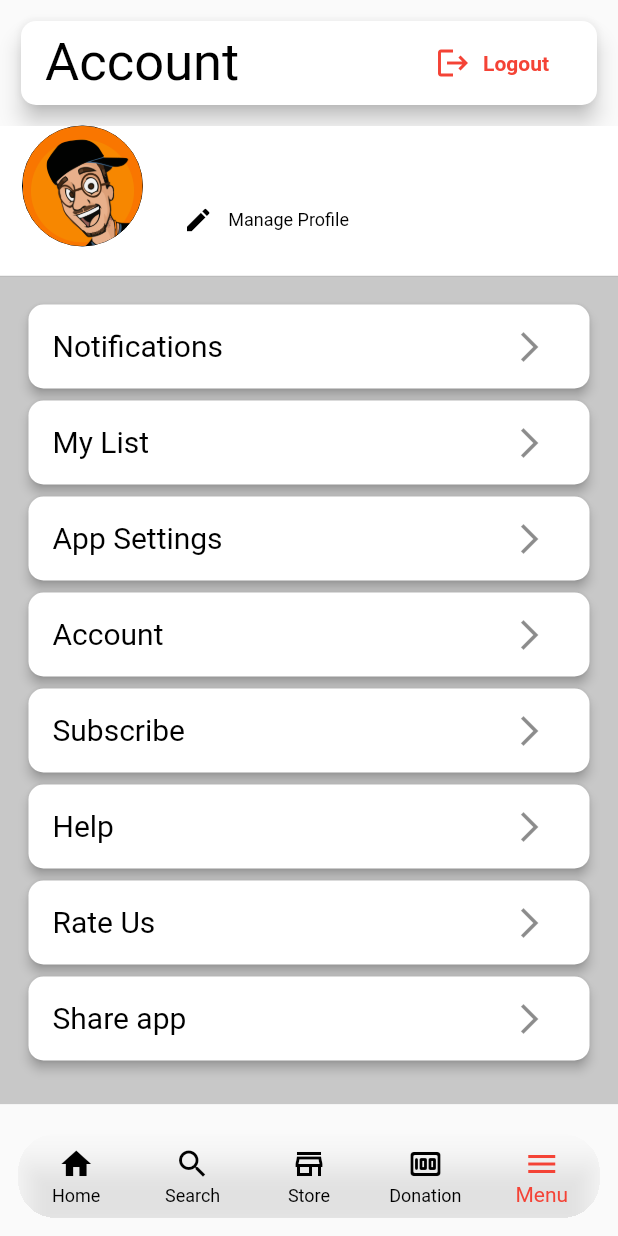
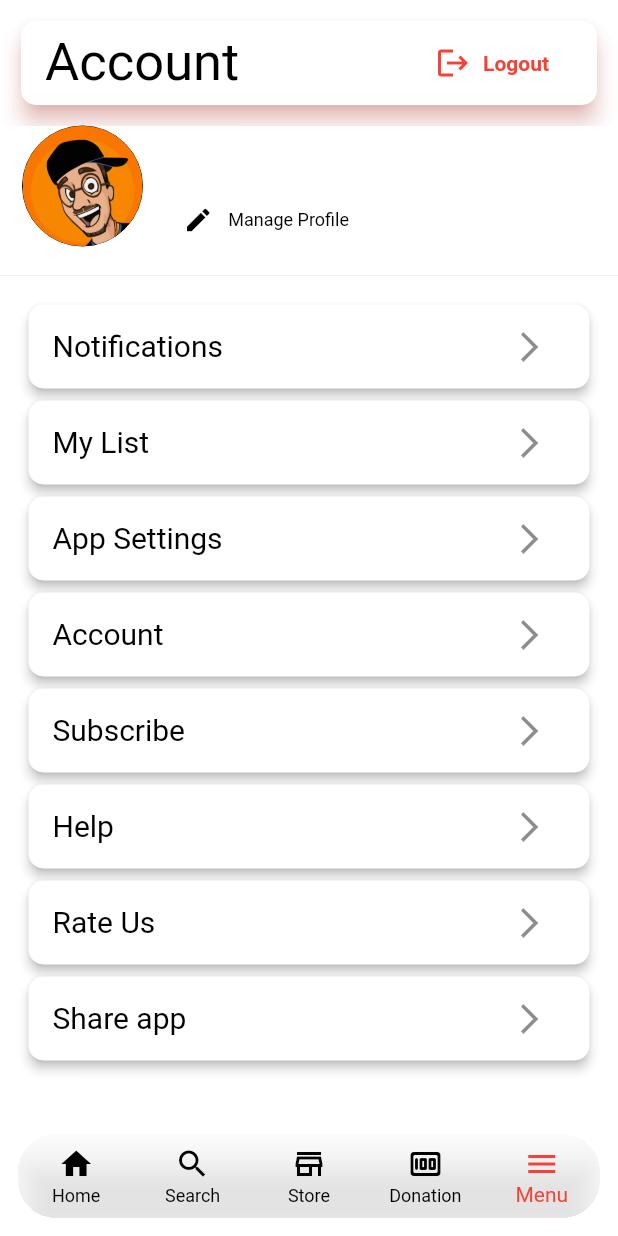
Before and after one commit to admin-mybytecode/ott, a Flutter app: the BottomNavigationBarController screen opened directly, item 5 of the bottom bar chosen, on a phone screen of 412 x 824 dp. Run offline on Flutter 3.47's test engine with Material 2 defaults, Android fonts, the phone set to English and light mode, and no system bars; our stand-ins replace auto_size_text, bubble_tab_indicator, cached_network_image, connectivity, data_connection_checker, device_info and 19 more; missing offline and left inert: braintree_payment, flutter_downloader, flutter_facebook_login, flutter_paystack, get_ip, launch_review and 4 more; accounts and stored records are empty; network calls fail.

Commit message:
Revert "Revert "fixes""
This reverts commit 3e94c4baf9d53c7f432ab4b3d9d0192f61206f70.

```diff
--- a/lib/component/item_description.dart
+++ b/lib/component/item_description.dart
@@ -87,6 +87,8 @@ class _DescriptionTextState extends State<DescriptionText> {
                     descTextShowFlag = !descTextShowFlag;
                   });
                 },
+                child: Padding(
+                  padding: const EdgeInsets.only(left: 15.0),
                   child: Text(widget.text,
                       style: TextStyle(
                         fontFamily: 'Lato',
@@ -98,6 +100,7 @@ class _DescriptionTextState extends State<DescriptionText> {
                       maxLines: descTextShowFlag ? 100 : 2,
                       textAlign: TextAlign.start),
                 ),
+              ),
             ],
           ),
         ),
--- a/lib/controller/navigation_bar_controller.dart
+++ b/lib/controller/navigation_bar_controller.dart
@@ -107,6 +107,7 @@ class _BottomNavigationBarControllerState
   Widget build(BuildContext context) {
     return WillPopScope(
         child: Scaffold(
+            backgroundColor: primaryColor,
             extendBody: true,
             body: Stack(
               children: <Widget>[
--- a/lib/loading/loading_page.dart
+++ b/lib/loading/loading_page.dart
@@ -676,7 +676,7 @@ class _LoadingPageState extends State<LoadingPage>
         children: <Widget>[
           Container(
               decoration: BoxDecoration(
-            color: Color.fromRGBO(34, 34, 34, 1.0),
+            color: primaryColor,
           )),
           Column(
             mainAxisAlignment: MainAxisAlignment.center,
--- a/lib/loading/loading_screen.dart
+++ b/lib/loading/loading_screen.dart
@@ -817,7 +817,7 @@ class _LoadingScreenState extends State<LoadingScreen>
         children: <Widget>[
           Container(
               decoration: BoxDecoration(
-            color: primaryDarkColor,
+            color: primaryColor,
           )),
           Column(
             mainAxisAlignment: MainAxisAlignment.center,
--- a/lib/ui/custom_drawer.dart
+++ b/lib/ui/custom_drawer.dart
@@ -671,8 +671,8 @@ class CustomDrawerState extends State<CustomDrawer> {
   Widget drawerBodyContainer(height2) {
     return SingleChildScrollView(
       child: Container(
-        color: primaryDarkColor.withOpacity(0.2),
-        height: MediaQuery.of(context).size.height * 0.67,
+        color: primaryColor,
+        height: MediaQuery.of(context).size.height * 0.68,
         width: MediaQuery.of(context).size.width,
         child: ListView(
           children: <Widget>[
@@ -724,18 +724,14 @@ class CustomDrawerState extends State<CustomDrawer> {
 
 //  Navigation drawer
   Widget drawer(width, height2) {
-    return Drawer(
+    return Container(
       child: ListView(
         children: <Widget>[
-          Column(
-              crossAxisAlignment: CrossAxisAlignment.center,
-              mainAxisAlignment: MainAxisAlignment.center,
-              children: <Widget>[
           Padding(
-                  padding:
-                      const EdgeInsets.symmetric(horizontal: 10, vertical: 10),
+            padding: const EdgeInsets.symmetric(horizontal: 10, vertical: 10),
             child: Card(
               elevation: 6.0,
+              shadowColor: redPrime.withOpacity(0.6),
               color: primaryColor,
               shape: RoundedRectangleBorder(
                   borderRadius: BorderRadius.circular(10)),
@@ -749,11 +745,7 @@ class CustomDrawerState extends State<CustomDrawer> {
             ),
           ),
           drawerHeader(width),
-                Padding(
-                  padding: const EdgeInsets.only(bottom: 50),
-                  child: drawerBodyContainer(height2),
-                ),
-              ]),
+          drawerBodyContainer(height2),
         ],
       ),
     );
@@ -780,7 +772,8 @@ class CustomDrawerState extends State<CustomDrawer> {
     double height = MediaQuery.of(context).size.height;
     double height2 = (height * 76.75) / 100;
     // TODO: implement build
-    return SizedBox(
+    return Container(
+      color: primaryColor,
       width: width,
       child: drawer(width, height2),
     );
```
Also changed, not shown: lib/component/item_header_video.dart (+52 -63 lines), lib/ui/deatiledViewPage.dart (+24 -31 lines), lib/ui/donation_page.dart (+8 -3 lines), lib/ui/store_page.dart (+13 -2 lines), lib/utils/color_loader.dart (+18 -15 lines), lib/utils/item_video_box.dart (+7 -6 lines), lib/widget/image_slider.dart (+7 -1 lines). Lines whose indentation alone changed are shown as unchanged.
